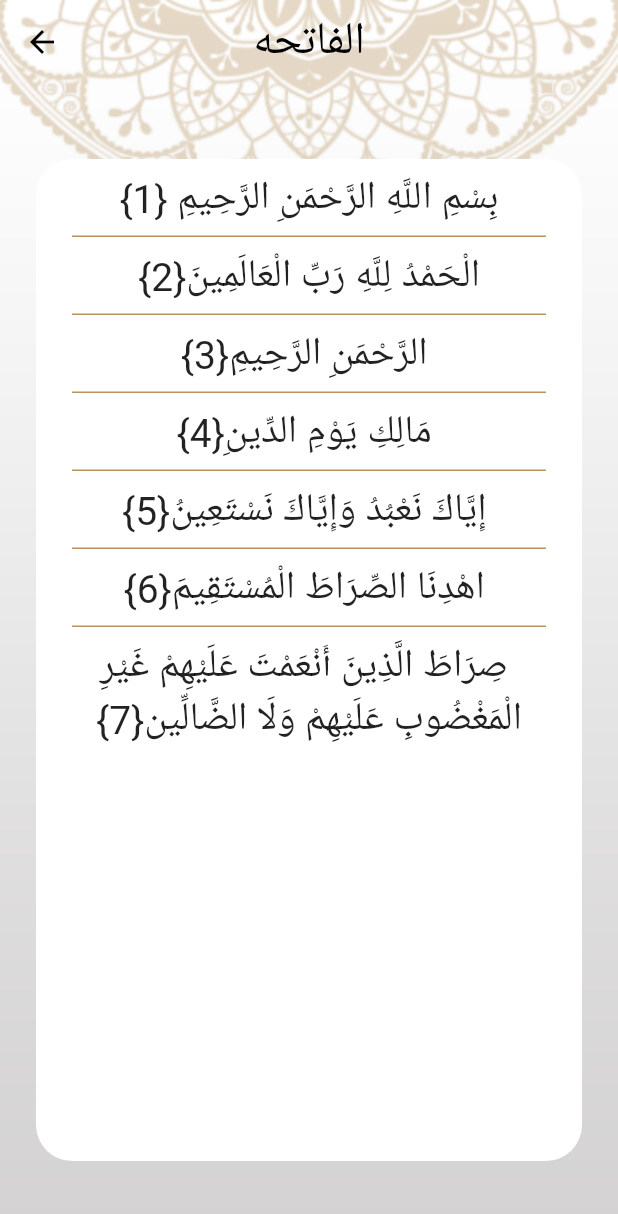
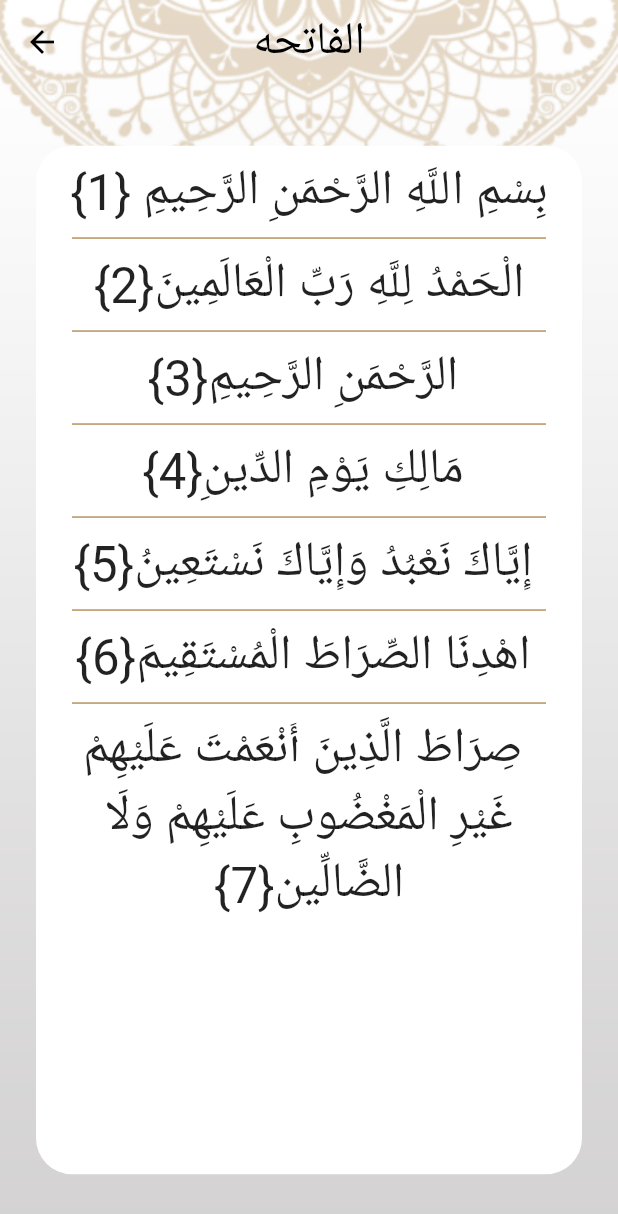
Before and after one commit to AdelTarekSherif/Islamic-App, a Flutter app: the screen it shows after launch, after a tap on an icon or button, on a phone screen of 412 x 824 dp. Shown: the top 1214 px of the screen. Run offline on Flutter 3.47's test engine with Material 2 defaults, Android fonts, the phone set to English and light mode, and no system bars; generated files the repository leaves out were written again.

Commit message:
Edit in UI

```diff
--- a/lib/home/quran/QuranTab.dart
+++ b/lib/home/quran/QuranTab.dart
@@ -132,7 +132,7 @@ class QuranTab extends StatelessWidget {
   @override
   Widget build(BuildContext context) {
     var provider = Provider.of<AppConfigProvider>(context);
-    return Column(
+    return LayoutBuilder(builder: (context,constraints)=>Column(
       crossAxisAlignment: CrossAxisAlignment.center,
       children: [
         Expanded(child: Image.asset('assets/images/quran_top_logo.png')),
@@ -151,7 +151,7 @@ class QuranTab extends StatelessWidget {
                       color: provider.themeMode == ThemeMode.light
                           ? Colors.black
                           : Colors.white,
-                      fontSize: 25
+                      fontSize: constraints.maxHeight*0.04
                   ),),
                 ],
               ),
@@ -164,7 +164,7 @@ class QuranTab extends StatelessWidget {
                       color: provider.themeMode == ThemeMode.light
                           ? Colors.black
                           : Colors.white,
-                      fontSize: 25
+                      fontSize: constraints.maxHeight*0.04
                   ),),
                 ],
               ),
@@ -200,7 +200,7 @@ class QuranTab extends StatelessWidget {
                                     color: provider.themeMode == ThemeMode.light
                                         ? Colors.black
                                         : Colors.white,
-                                    fontSize: 25
+                                    fontSize: constraints.maxHeight*0.04
                                 ),
                                 ),
                               ],
@@ -233,6 +233,7 @@ class QuranTab extends StatelessWidget {
           ),
         )
       ],
+    )
     );
   }
 }
--- a/lib/home/quran/SuraDetailsScreen.dart
+++ b/lib/home/quran/SuraDetailsScreen.dart
@@ -41,7 +41,7 @@ class _SuraDetailsScreenState extends State<SuraDetailsScreen> {
           ),
         ),
         body: Container(
-            margin: EdgeInsets.symmetric(vertical: 50, horizontal: 24),
+            margin: EdgeInsets.symmetric(vertical: MediaQuery.of(context).size.height*.05, horizontal: 24),
             decoration: BoxDecoration(
                 color: Colors.white, borderRadius: BorderRadius.circular(24)),
             child: suraContent.isEmpty
--- a/lib/home/quran/VerseWidget.dart
+++ b/lib/home/quran/VerseWidget.dart
@@ -8,14 +8,15 @@ class AyaWidget extends StatelessWidget {
 
   @override
   Widget build(BuildContext context) {
-    return Container(
+    return LayoutBuilder(builder: (context,constraints)=>Container(
       padding: const EdgeInsets.all(8.0),
       child: Text(
         text+'{${index+1}}',
         textAlign: TextAlign.center,
-        style: TextStyle(fontSize: 26),
+        style: TextStyle(fontSize: constraints.maxWidth*0.09),
         textDirection: TextDirection.rtl,
       ),
+    )
     );
   }
 }
```
